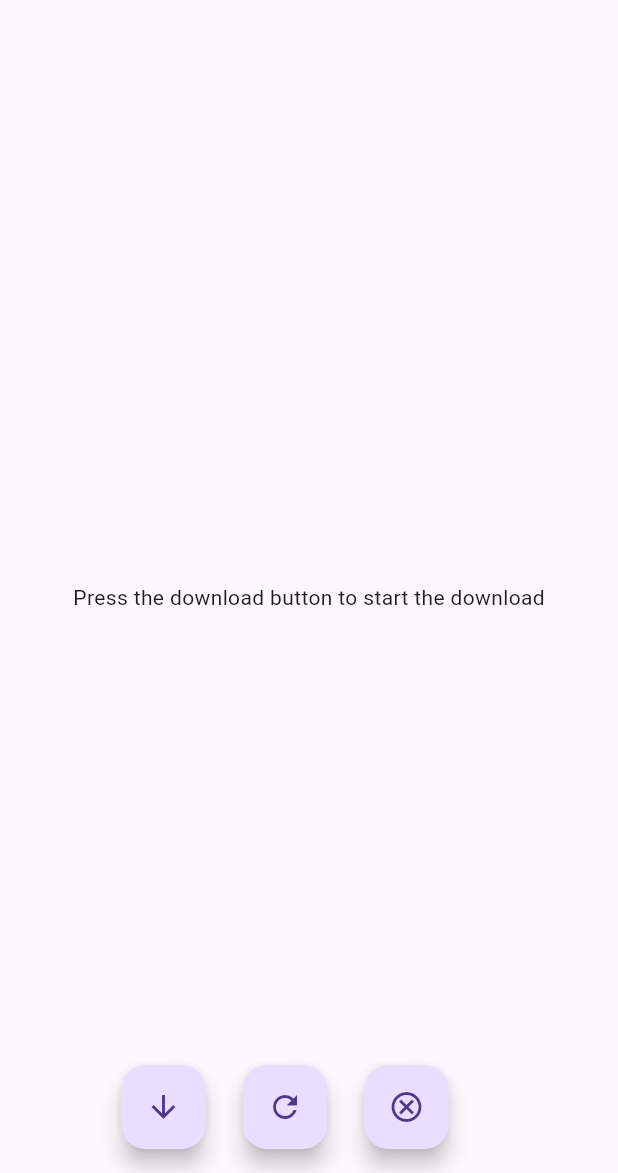
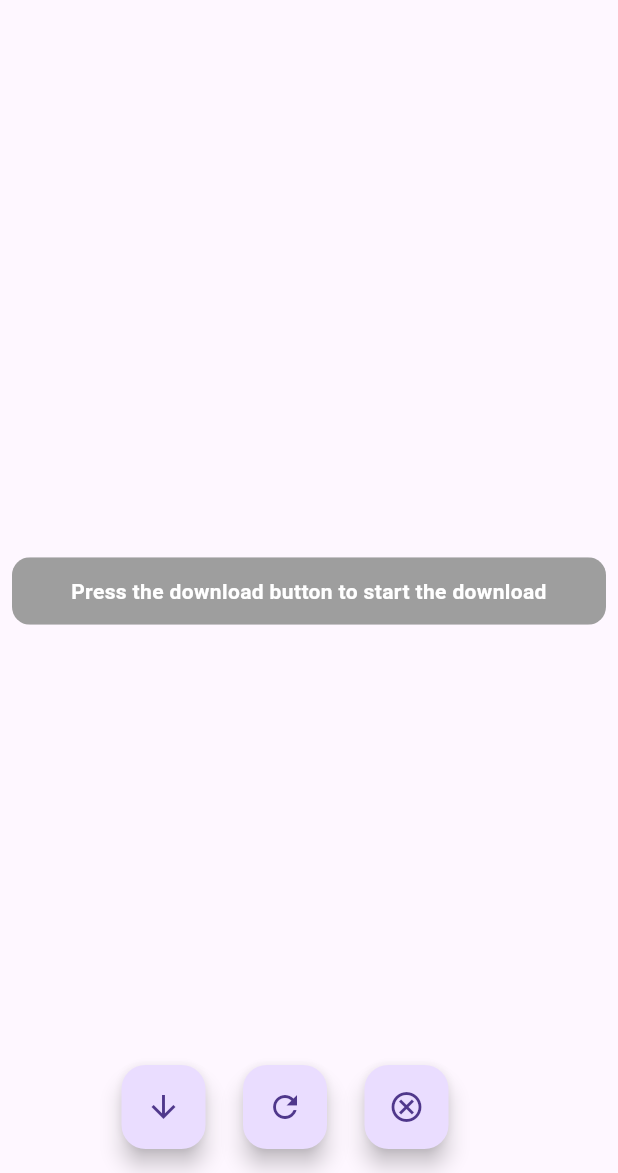
Before and after one commit to edjostenes/download_assets, a Flutter app: the screen it shows after launch, on a phone screen of 412 x 824 dp, the part 63-1236 px from its top. Run offline on Flutter 3.47's test engine with Material 3 defaults, Android fonts, the phone set to English and light mode, and no system bars; our stand-ins replace dio.

Commit message:
code refactor

````diff
--- a/example/lib/main.dart
+++ b/example/lib/main.dart
@@ -15,20 +15,18 @@ class MyApp extends StatelessWidget {
           primarySwatch: Colors.blue,
           visualDensity: VisualDensity.adaptivePlatformDensity,
         ),
-        home: MyHomePage(title: 'Download Assets'),
+        home: MyHomePage(),
       );
 }
 
 class MyHomePage extends StatefulWidget {
-  MyHomePage({required this.title});
-
-  final String title;
+  MyHomePage();
 
   @override
-  _MyHomePageState createState() => _MyHomePageState();
+  MyHomePageState createState() => MyHomePageState();
 }
 
-class _MyHomePageState extends State<MyHomePage> {
+class MyHomePageState extends State<MyHomePage> {
   DownloadAssetsController downloadAssetsController = DownloadAssetsController();
   String message = 'Press the download button to start the download';
   bool downloaded = false;
@@ -46,15 +44,45 @@ class _MyHomePageState extends State<MyHomePage> {
   }
 
   @override
-  Widget build(BuildContext context) => Scaffold(
-        appBar: AppBar(
-          title: Text(widget.title),
-        ),
+  Widget build(BuildContext context) {
+    final screenSize = MediaQuery.of(context).size;
+    return Scaffold(
+      appBar: AppBar(title: Text('Download Assets')),
       body: Center(
         child: Column(
           mainAxisAlignment: MainAxisAlignment.center,
           children: <Widget>[
-              Text(message),
+            Container(
+              height: 45,
+              padding: const EdgeInsets.symmetric(horizontal: 8),
+              child: ClipRRect(
+                borderRadius: BorderRadius.circular(12.0),
+                child: Stack(
+                  clipBehavior: Clip.antiAlias,
+                  children: [
+                    Container(
+                      width: screenSize.width,
+                      color: Colors.grey,
+                    ),
+                    Container(
+                      width: screenSize.width * (value / 100),
+                      color: Colors.blue,
+                    ),
+                    Center(
+                      child: Text(
+                        message,
+                        textAlign: TextAlign.center,
+                        style: TextStyle(
+                          color: Colors.white,
+                          fontWeight: FontWeight.bold,
+                        ),
+                      ),
+                    ),
+                  ],
+                ),
+              ),
+            ),
+            const SizedBox(height: 8),
             if (downloaded) ...[
               Container(
                 width: 150,
@@ -110,6 +138,7 @@ class _MyHomePageState extends State<MyHomePage> {
         ],
       ), // This trailing comma makes auto-formatting nicer for build methods.
     );
+  }
 
   Future _downloadAssets() async {
     final assetsDownloaded = await downloadAssetsController.assetsDirAlreadyExists();
@@ -137,10 +166,10 @@ class _MyHomePageState extends State<MyHomePage> {
         ],
         onProgress: (progressValue) {
           downloaded = false;
-          value = progressValue;
+          value = progressValue.clamp(0, 100);
           setState(() {
             downloaded = progressValue >= 100.0;
-            message = 'Downloading - ${progressValue.toStringAsFixed(2)}';
+            message = 'Downloading - ${progressValue.toStringAsFixed(0)}%';
             print(message);
 
             if (downloaded) {
--- a/example/pubspec.yaml
+++ b/example/pubspec.yaml
@@ -4,7 +4,7 @@ publish_to: 'none' # Remove this line if you wish to publish to pub.dev
 version: 1.0.0+1
 
 environment:
-  sdk: '>=2.23.1 <4.0.0'
+  sdk: '>=3.0.0 <4.0.0'
 
 dependencies:
   flutter:
--- a/lib/src/download_assets_controller.dart
+++ b/lib/src/download_assets_controller.dart
@@ -7,17 +7,8 @@ import 'managers/file_manager.dart';
 const _threshold = 98.0;
 const _maxTotal = 100.0;
 
-DownloadAssetsController createObject({
-  required FileManager fileManager,
-  required CustomHttpClient customHttpClient,
-}) =>
-    _DownloadAssetsControllerImpl(
-      fileManager: fileManager,
-      customHttpClient: customHttpClient,
-    );
-
-abstract class DownloadAssetsController {
-  factory DownloadAssetsController() => createObject(
+abstract interface class DownloadAssetsController {
+  factory DownloadAssetsController() => _DownloadAssetsControllerImpl(
         fileManager: FileManagerImpl(),
         customHttpClient: CustomHttpClientImpl(),
       );
@@ -65,7 +56,7 @@ abstract class DownloadAssetsController {
   void cancelDownload();
 }
 
-class _DownloadAssetsControllerImpl implements DownloadAssetsController {
+final class _DownloadAssetsControllerImpl implements DownloadAssetsController {
   _DownloadAssetsControllerImpl({required this.fileManager, required this.customHttpClient});
 
   String? _assetsDir;
--- a/lib/src/managers/file_manager.dart
+++ b/lib/src/managers/file_manager.dart
@@ -2,7 +2,7 @@ import 'dart:io';
 
 import 'package:path_provider/path_provider.dart';
 
-abstract class FileManager {
+abstract interface class FileManager {
   Future<bool> directoryExists(String directory);
 
   Future<bool> fileExists(String fileDir);
@@ -14,7 +14,7 @@ abstract class FileManager {
   Future<String> getApplicationPath();
 }
 
-class FileManagerImpl implements FileManager {
+final class FileManagerImpl implements FileManager {
   @override
   Future<Directory> createDirectory(String directoryPath, {bool recursive = false}) =>
       Directory(directoryPath).create(recursive: recursive);
--- a/lib/src/uncompress_delegate/uncompress_delegate.dart
+++ b/lib/src/uncompress_delegate/uncompress_delegate.dart
@@ -3,7 +3,7 @@ import 'dart:io';
 import 'package:archive/archive.dart';
 
 /// Abstract class representing a delegate for asset decompression.
-abstract class UncompressDelegate {
+abstract interface class UncompressDelegate {
   const UncompressDelegate();
 
   /// Gets the file extension associated with the delegate.
@@ -24,7 +24,7 @@ abstract class UncompressDelegate {
 /// ```dart
 /// UncompressDelegate unzipDelegate = UnzipDelegate();
 /// ```
-class UnzipDelegate implements UncompressDelegate {
+final class UnzipDelegate implements UncompressDelegate {
   const UnzipDelegate();
 
   @override
````
Also changed, not shown: 1 other file. Lines whose indentation alone changed are shown as unchanged.
